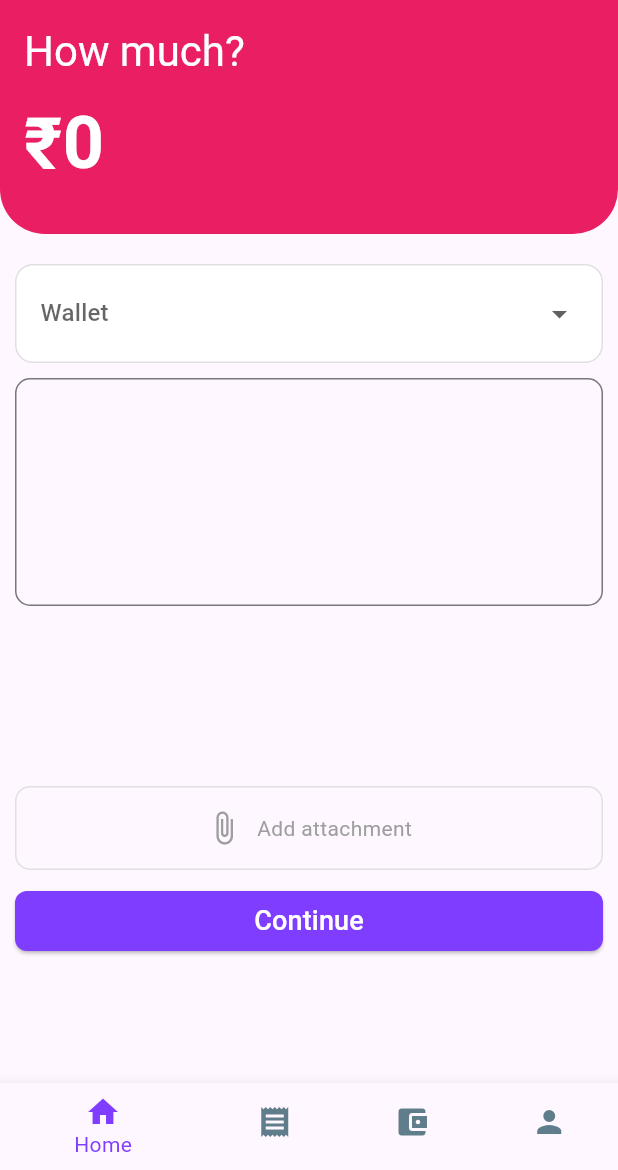
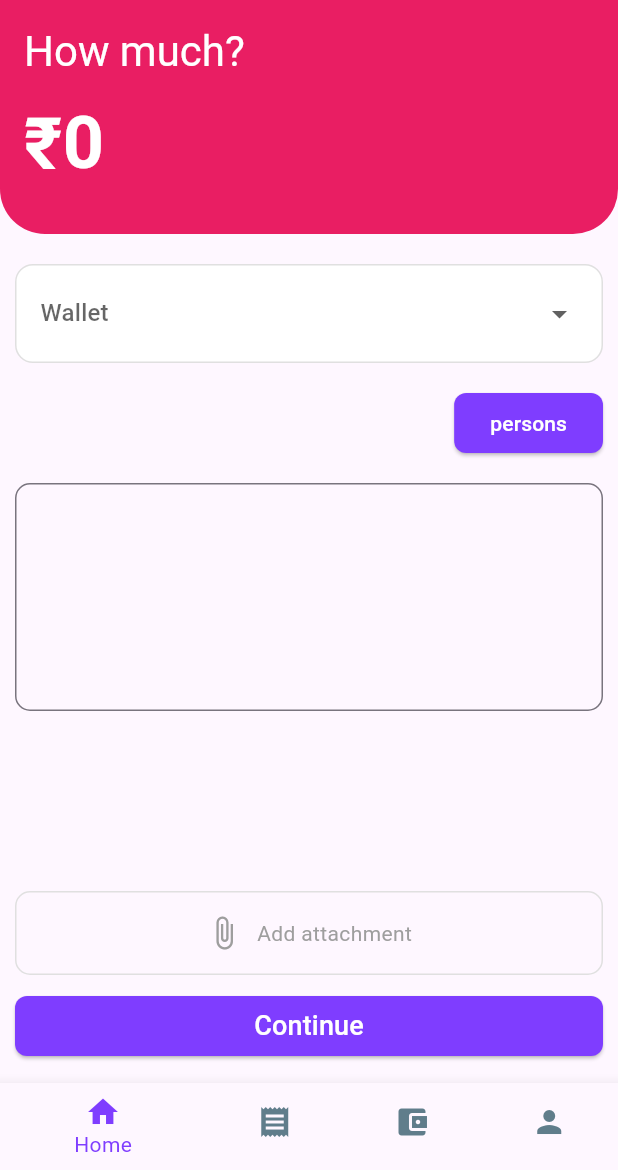
Before and after one commit to anivkuttan/keeper, a Flutter app: the TransactionPage screen opened by its route, on a phone screen of 412 x 824 dp, the part 66-1236 px from its top. Run offline on Flutter 3.47's test engine with Material 3 defaults, Android fonts, the phone set to English and light mode, and no system bars; our stand-ins replace drift, drift_flutter, equatable, flutter_bloc, freezed_annotation, get_it and 4 more; missing offline and left inert: drift_db_viewer, phone_form_field; accounts and stored records are empty; generated files the repository leaves out were written again.

Commit message:
Fixes #1 user selection added

```diff
--- a/lib/core/const/enums.dart
+++ b/lib/core/const/enums.dart
@@ -1,7 +1,7 @@
 import 'package:freezed_annotation/freezed_annotation.dart';
 
 @JsonEnum()
-enum StateStatus { initial, loading, success, failure }
+enum StateStatus { initial, loading, success, failure, update }
 
 extension StateStatusX on StateStatus {
   bool get isInitial => this == StateStatus.initial;
--- a/lib/core/di/di.dart
+++ b/lib/core/di/di.dart
@@ -4,6 +4,7 @@ import 'package:keeper/src/login/modal/repo/login_local.dart';
 import 'package:keeper/src/login/view_model/cubit/login_cubit.dart';
 import 'package:keeper/src/person/view_model/cubit/new_person/new_person_cubit.dart';
 import 'package:keeper/src/person/view_model/cubit/person/person_cubit.dart';
+import 'package:keeper/src/transaction/view_model/cubit/transaction_cubit.dart';
 
 final getIt = GetIt.instance;
 
@@ -13,4 +14,5 @@ void dependancyInit() {
   getIt.registerFactory(() => LoginCubit(getIt()));
   getIt.registerFactory(() => NewPersonCubit());
   getIt.registerFactory(() => PersonCubit(getIt()));
+  getIt.registerFactory(() => TransactionCubit());
 }
--- a/lib/core/router/app_router.dart
+++ b/lib/core/router/app_router.dart
@@ -10,7 +10,7 @@ import 'package:keeper/src/pages/home_page.dart';
 import 'package:keeper/src/pages/main_page.dart';
 import 'package:keeper/src/pages/on_boarding_screen.dart';
 import 'package:keeper/src/pages/profile_page.dart';
-import 'package:keeper/src/pages/transaction_page.dart';
+import 'package:keeper/src/transaction/view/pages/transaction_page.dart';
 import 'package:keeper/src/person/model/person.dart';
 import 'package:keeper/src/person/view/new_person_creation.dart';
 import 'package:keeper/src/person/view/person_details.dart';
--- a/lib/src/pages/transaction_page.dart
+++ /dev/null
@@ -1,197 +0,0 @@
-import 'dart:typed_data';
-
-import 'package:flutter/material.dart';
-import 'package:keeper/core/theme/theme.dart';
-import 'package:keeper/src/shared/model/dropdown_type.dart';
-import 'package:keeper/src/shared/widgets/app_dropdown_button.dart';
-import 'package:keeper/src/shared/widgets/app_text_field.dart';
-import 'package:keeper/src/shared/widgets/attachement_button.dart';
-import 'package:keeper/src/transaction/view/widgets/image_preview_row_widget.dart';
-
-class TransactionPage extends StatefulWidget {
-  const TransactionPage({super.key});
-
-  @override
-  State<TransactionPage> createState() => _TransactionPageState();
-}
-
-class _TransactionPageState extends State<TransactionPage> {
-  DropDownType? currentWallet;
-  List<Uint8List> pickedImages = [];
-  late final GlobalKey<FormState> _formKey;
-  late final TextEditingController amountController;
-  @override
-  void initState() {
-    super.initState();
-    _formKey = GlobalKey<FormState>();
-    amountController = TextEditingController(text: '');
-  }
-
-  @override
-  void dispose() {
-    amountController.dispose();
-    super.dispose();
-  }
-
-  @override
-  Widget build(BuildContext context) {
-    return Scaffold(
-      body: Form(
-        key: _formKey,
-        child: CustomScrollView(
-          slivers: [
-            SliverAppBar(
-              title: Text(
-                "Expense",
-                style: Theme.of(
-                  context,
-                ).textTheme.headlineSmall?.copyWith(color: Colors.white),
-              ),
-              centerTitle: true,
-              collapsedHeight: 200,
-              expandedHeight: 200,
-
-              flexibleSpace: Container(
-                padding: EdgeInsets.all(16),
-                width: double.infinity,
-                decoration: BoxDecoration(
-                  color: Colors.pink,
-                  borderRadius: BorderRadius.only(
-                    bottomRight: Radius.circular(30),
-                    bottomLeft: Radius.circular(30),
-                  ),
-                ),
-                child: Column(
-                  crossAxisAlignment: CrossAxisAlignment.start,
-                  mainAxisAlignment: MainAxisAlignment.end,
-                  children: [
-                    Text(
-                      "How much?",
-                      style: Theme.of(context).textTheme.headlineMedium
-                          ?.copyWith(color: AppColor.white),
-                    ),
-                    Row(
-                      crossAxisAlignment: CrossAxisAlignment.center,
-                      children: [
-                        Text(
-                          "₹",
-                          style: TextStyle(
-                            color: Colors.white,
-                            fontSize: 48,
-                            fontWeight: FontWeight.bold,
-                          ),
-                        ),
-                        Expanded(
-                          child: TextFormField(
-                            controller: amountController,
-                            keyboardType: TextInputType.number,
-                            decoration: InputDecoration(
-                              border: InputBorder.none,
-                              hintText: "0",
-                              hintStyle: TextStyle(
-                                color: Colors.white,
-                                fontSize: 48,
-                                fontWeight: FontWeight.bold,
-                              ),
-                            ),
-                            textAlign: TextAlign.start,
-                            cursorColor: Colors.white,
-                            showCursor: true,
-                            style: TextStyle(
-                              color: Colors.white,
-                              fontSize: 48,
-                              fontWeight: FontWeight.bold,
-                            ),
-                          ),
-                        ),
-                      ],
-                    ),
-                  ],
-                ),
-              ),
-            ),
-            SliverPadding(
-              padding: EdgeInsets.all(10),
-              sliver: SliverList(
-                delegate: SliverChildListDelegate([
-                  SizedBox(height: 10),
-                  _buildDropdownButton(),
-                  SizedBox(height: 10),
-                  _buildTextField("Description"),
-                  SizedBox(height: 10),
-                  _buildImagePreview(),
-                  SizedBox(height: 10),
-                  _buildAttachmentBox(),
-                  SizedBox(height: 10),
-                  ElevatedButton(
-                    onPressed: () {
-                      _formKey.currentState?.validate();
-                    },
-                    child: Text(
-                      "Continue",
-                      style: TextStyle(fontSize: 18, color: Colors.white),
-                    ),
-                  ),
-                ]),
-              ),
-            ),
-          ],
-        ),
-      ),
-    );
-  }
-
-  Widget _buildDropdownButton() {
-    return AppDropDownButton(
-      hint: "Wallet",
-      onChanged: (value) {
-        setState(() {
-          currentWallet = value;
-        });
-      },
-      value: currentWallet,
-      validator: (value) => value == null ? "Please select a wallet" : null,
-
-      items: [
-        DropDownType(displayValue: "Hand-Cash", id: "1"),
-        DropDownType(displayValue: "G-Pay", id: "2"),
-        DropDownType(displayValue: "Phone-Pay", id: "3"),
-        DropDownType(displayValue: "CRUD", id: "4"),
-        DropDownType(displayValue: "Back Account", id: "5"),
-        DropDownType(displayValue: "Mobile Recharge", id: "5"),
-        DropDownType(displayValue: "Other", id: "6"),
-      ],
-    );
-  }
-
-  Widget _buildTextField(String hint) {
-    return AppTextForm(
-      maxLines: 5,
-      validator: (value) {
-        if (value == null || value.isEmpty) {
-          return "Please Enter $hint";
-        }
-        return null;
-      },
-    );
-  }
-
-  Widget _buildAttachmentBox() {
-    return AttachementButton(
-      imagePicked: (image) {
-        pickedImages.add(image);
-        setState(() {});
-      },
-    );
-  }
-
-  Widget _buildImagePreview() {
-    return ImagePreViewRow(
-      pickedImages: pickedImages,
-      onImageRemoved: (int value) {
-        pickedImages.removeAt(value);
-        setState(() {});
-      },
-    );
-  }
-}
--- a/lib/src/person/model/person.dart
+++ b/lib/src/person/model/person.dart
@@ -1,6 +1,7 @@
 import 'package:drift/drift.dart';
 import 'package:equatable/equatable.dart';
 import 'package:keeper/core/db/database.dart';
+import 'package:keeper/src/shared/model/dropdown_type.dart';
 import 'package:phone_form_field/phone_form_field.dart';
 
 class Person extends Equatable {
@@ -99,7 +100,6 @@ class Person extends Equatable {
   ];
 }
 
-
 /* import 'dart:typed_data';
 
 enum PaymentStatus { pending, partiallyPaid, paid }
@@ -187,19 +187,55 @@ class Person {
   }
 }
 
-class Transaction {
+ */
+
+class Transaction extends Equatable {
   final int? id;
-  final double amount; // Positive for borrowed, negative for repaid
-  final DateTime date;
-  final String method; // "Cash", "Card", "Bank Transfer"
-  final String? note;
+  final double amount;
+  final DateTime? createdAt;
+  final DateTime? updatedAt;
+  final DropDownType? method;
+  final String note;
+  final List<Uint8List>? attachmentList;
 
-  Transaction({
+  const Transaction({
     this.id,
-    required this.amount,
-    required this.date,
-    required this.method,
-    this.note,
+    this.amount = 0.0,
+    this.createdAt,
+    this.updatedAt,
+    this.method,
+    this.attachmentList,
+    this.note = '',
   });
+
+  @override
+  List<Object?> get props => [
+    id,
+    amount,
+    createdAt,
+    updatedAt,
+    method,
+    note,
+    attachmentList,
+  ];
+
+  Transaction copyWith({
+    int? id,
+    double? amount,
+    DateTime? createdAt,
+    DateTime? updatedAt,
+    DropDownType? method,
+    String? note,
+    List<Uint8List>? attachmentList,
+  }) {
+    return Transaction(
+      id: id ?? this.id,
+      amount: amount ?? this.amount,
+      createdAt: createdAt ?? this.createdAt,
+      updatedAt: updatedAt ?? this.updatedAt,
+      method: method ?? this.method,
+      note: note ?? this.note,
+      attachmentList: attachmentList ?? this.attachmentList,
+    );
+  }
 }
- */
--- a/lib/src/shared/widgets/dependancy_injection.dart
+++ b/lib/src/shared/widgets/dependancy_injection.dart
@@ -4,6 +4,7 @@ import 'package:keeper/core/di/di.dart';
 import 'package:keeper/src/login/view_model/cubit/login_cubit.dart';
 import 'package:keeper/src/person/view_model/cubit/new_person/new_person_cubit.dart';
 import 'package:keeper/src/person/view_model/cubit/person/person_cubit.dart';
+import 'package:keeper/src/transaction/view_model/cubit/transaction_cubit.dart';
 
 class DependancyInjection extends StatelessWidget {
   const DependancyInjection({super.key, required this.child});
@@ -14,6 +15,9 @@ class DependancyInjection extends StatelessWidget {
       providers: [
         BlocProvider<LoginCubit>(create: (context) => getIt<LoginCubit>()),
         BlocProvider<PersonCubit>(create: (context) => getIt<PersonCubit>()),
+        BlocProvider<TransactionCubit>(
+          create: (context) => getIt<TransactionCubit>(),
+        ),
         BlocProvider<NewPersonCubit>(
           create: (context) => getIt<NewPersonCubit>(),
         ),
--- /dev/null
+++ b/lib/src/transaction/view/pages/transaction_page.dart
@@ -0,0 +1,365 @@
+import 'dart:developer';
+import 'dart:typed_data';
+
+import 'package:flutter/material.dart';
+import 'package:flutter_bloc/flutter_bloc.dart';
+import 'package:keeper/core/theme/theme.dart';
+import 'package:keeper/src/person/model/person.dart';
+import 'package:keeper/src/person/view_model/cubit/person/person_cubit.dart';
+import 'package:keeper/src/shared/model/dropdown_type.dart';
+import 'package:keeper/src/shared/widgets/app_dropdown_button.dart';
+import 'package:keeper/src/shared/widgets/app_text_field.dart';
+import 'package:keeper/src/shared/widgets/attachement_button.dart';
+import 'package:keeper/src/transaction/view/widgets/image_preview_row_widget.dart';
+import 'package:keeper/src/transaction/view_model/cubit/transaction_cubit.dart';
+
+class TransactionPage extends StatefulWidget {
+  const TransactionPage({super.key});
+
+  @override
+  State<TransactionPage> createState() => _TransactionPageState();
+}
+
+class _TransactionPageState extends State<TransactionPage> {
+  // DropDownType? currentWallet;
+  // List<Uint8List> pickedImages = [];
+  late final GlobalKey<FormState> _formKey;
+  late final TextEditingController amountController;
+  @override
+  void initState() {
+    super.initState();
+    _formKey = GlobalKey<FormState>();
+    amountController = TextEditingController(text: '');
+    context.read<PersonCubit>().getAllPersons();
+  }
+
+  @override
+  void dispose() {
+    amountController.dispose();
+    super.dispose();
+  }
+
+  @override
+  Widget build(BuildContext context) {
+    return Scaffold(
+      body: Form(
+        key: _formKey,
+        child: CustomScrollView(
+          slivers: [
+            SliverAppBar(
+              title: Text(
+                "Expense",
+                style: Theme.of(
+                  context,
+                ).textTheme.headlineSmall?.copyWith(color: Colors.white),
+              ),
+              centerTitle: true,
+              collapsedHeight: 200,
+              expandedHeight: 200,
+
+              flexibleSpace: Container(
+                padding: EdgeInsets.all(16),
+                width: double.infinity,
+                decoration: BoxDecoration(
+                  color: Colors.pink,
+                  borderRadius: BorderRadius.only(
+                    bottomRight: Radius.circular(30),
+                    bottomLeft: Radius.circular(30),
+                  ),
+                ),
+                child: Column(
+                  crossAxisAlignment: CrossAxisAlignment.start,
+                  mainAxisAlignment: MainAxisAlignment.end,
+                  children: [
+                    Text(
+                      "How much?",
+                      style: Theme.of(context).textTheme.headlineMedium
+                          ?.copyWith(color: AppColor.white),
+                    ),
+                    Row(
+                      crossAxisAlignment: CrossAxisAlignment.center,
+                      children: [
+                        Text(
+                          "₹",
+                          style: TextStyle(
+                            color: Colors.white,
+                            fontSize: 48,
+                            fontWeight: FontWeight.bold,
+                          ),
+                        ),
+                        Expanded(
+                          child: TextFormField(
+                            controller: amountController,
+                            keyboardType: TextInputType.number,
+                            onChanged:
+                                (value) => context
+                                    .read<TransactionCubit>()
+                                    .updateTransaction(
+                                      amount: double.tryParse(value),
+                                    ),
+                            decoration: InputDecoration(
+                              border: InputBorder.none,
+                              hintText: "0",
+                              hintStyle: TextStyle(
+                                color: Colors.white,
+                                fontSize: 48,
+                                fontWeight: FontWeight.bold,
+                              ),
+                            ),
+                            textAlign: TextAlign.start,
+                            cursorColor: Colors.white,
+                            showCursor: true,
+                            style: TextStyle(
+                              color: Colors.white,
+                              fontSize: 48,
+                              fontWeight: FontWeight.bold,
+                            ),
+                          ),
+                        ),
+                      ],
+                    ),
+                  ],
+                ),
+              ),
+            ),
+            SliverPadding(
+              padding: EdgeInsets.all(10),
+              sliver: SliverList(
+                delegate: SliverChildListDelegate([
+                  SizedBox(height: 10),
+                  _buildDropdownButton(),
+                  SizedBox(height: 10),
+                  _buildPerson(),
+                  SizedBox(height: 10),
+                  _buildTextField("Description"),
+                  SizedBox(height: 10),
+                  _buildImagePreview(),
+                  SizedBox(height: 10),
+                  _buildAttachmentBox(),
+                  SizedBox(height: 10),
+                  ElevatedButton(
+                    onPressed: () {
+                      _formKey.currentState?.validate();
+                      final state = context.read<TransactionCubit>().state;
+                      log(state.transaction.toString());
+                    },
+                    child: Text(
+                      "Continue",
+                      style: TextStyle(fontSize: 18, color: Colors.white),
+                    ),
+                  ),
+                ]),
+              ),
+            ),
+          ],
+        ),
+      ),
+    );
+  }
+
+  Widget _buildPerson() {
+    return Row(
+      children: [
+        BlocBuilder<TransactionCubit, TransactionState>(
+          builder: (context, state) {
+            return Expanded(
+              child: SizedBox(
+                height: 60,
+                child:
+                    (state.personList?.isNotEmpty ?? false)
+                        ? ListView.builder(
+                          scrollDirection: Axis.horizontal,
+                          shrinkWrap: true,
+                          itemCount: state.personList?.length,
+                          itemBuilder: (context, index) {
+                            final image = state.personList?[index].profileImage;
+                            return CircleAvatar(
+                              backgroundImage:
+                                  image != null ? MemoryImage(image) : null,
+                            );
+                          },
+                        )
+                        : null,
+              ),
+            );
+          },
+        ),
+        ElevatedButton(
+          onPressed: () async {
+            final List<Person>? selectedPerson =
+                await showAdaptiveDialog<List<Person>>(
+                  context: context,
+                  builder: (context) {
+                    return PersonBottomsheetView();
+                  },
+                );
+            if (!mounted) return;
+            context.read<TransactionCubit>().updateTransaction(
+              personList: selectedPerson,
+            );
+          },
+          child: Text("persons"),
+        ),
+      ],
+    );
+  }
+
+  Widget _buildDropdownButton() {
+    return BlocSelector<TransactionCubit, TransactionState, DropDownType?>(
+      selector: (state) {
+        return state.transaction.method;
+      },
+      builder: (context, method) {
+        return AppDropDownButton(
+          hint: "Wallet",
+          onChanged: (value) {
+            context.read<TransactionCubit>().updateTransaction(method: value);
+          },
+          value: method,
+          validator: (value) => value == null ? "Please select a wallet" : null,
+
+          items: [
+            DropDownType(displayValue: "Hand-Cash", id: "1"),
+            DropDownType(displayValue: "G-Pay", id: "2"),
+            DropDownType(displayValue: "Phone-Pay", id: "3"),
+            DropDownType(displayValue: "CRUD", id: "4"),
+            DropDownType(displayValue: "Back Account", id: "5"),
+            DropDownType(displayValue: "Mobile Recharge", id: "5"),
+            DropDownType(displayValue: "Other", id: "6"),
+          ],
+        );
+      },
+    );
+  }
+
+  Widget _buildTextField(String hint) {
+    return AppTextForm(
+      maxLines: 5,
+      validator: (value) {
+        if (value == null || value.isEmpty) {
+          return "Please Enter $hint";
+        }
+        return null;
+      },
+      onChanged:
+          (value) =>
+              context.read<TransactionCubit>().updateTransaction(note: value),
+    );
+  }
+
+  Widget _buildAttachmentBox() {
+    return AttachementButton(
+      imagePicked: (image) {
+        var imageList =
+            context.read<TransactionCubit>().state.transaction.attachmentList;
+        if (imageList != null) {
+          imageList.add(image);
+        } else {
+          imageList = [image];
+        }
+        context.read<TransactionCubit>().updateTransaction(
+          attachmentList: imageList,
+        );
+      },
+    );
+  }
+
+  Widget _buildImagePreview() {
+    return BlocSelector<TransactionCubit, TransactionState, List<Uint8List>>(
+      selector: (state) {
+        return state.transaction.attachmentList ?? [];
+      },
+      builder: (context, attachmentList) {
+        return ImagePreViewRow(
+          pickedImages: attachmentList,
+          onImageRemoved: (int value) {
+            attachmentList.removeAt(value);
+            context.read<TransactionCubit>().updateTransaction(
+              attachmentList: attachmentList,
+            );
+          },
+        );
+      },
+    );
+  }
+}
+
+class PersonBottomsheetView extends StatefulWidget {
+  const PersonBottomsheetView({super.key});
+
+  @override
+  State<PersonBottomsheetView> createState() => _PersonBottomsheetViewState();
+}
+
+class _PersonBottomsheetViewState extends State<PersonBottomsheetView> {
+  final List<Person> selectedPersons = [];
+  bool isSelectAll = false;
+
+  @override
+  Widget build(BuildContext context) {
+    return Material(
+      child: BlocBuilder<PersonCubit, PersonCubitState>(
+        builder: (context, state) {
+          return Column(
+            mainAxisSize: MainAxisSize.min,
+            children: [
+              // Select All Checkbox
+              CheckboxListTile(
+                title: const Text('Select All'),
+                value: isSelectAll,
+                onChanged: (value) {
+                  setState(() {
+                    isSelectAll = value ?? false;
+                    selectedPersons.clear();
+                    if (isSelectAll) {
+                      selectedPersons.addAll(state.personList);
+                    }
+                  });
+                },
+              ),
+              const Divider(),
+              // List of Persons
+              Expanded(
+                child: ListView.builder(
+                  shrinkWrap: true,
+                  itemCount: state.personList.length,
+                  itemBuilder: (context, index) {
+                    final person = state.personList[index];
+                    final isSelected = selectedPersons.contains(person);
+
+                    return ListTile(
+                      title: Text(person.name),
+                      trailing: Checkbox(
+                        value: isSelected,
+                        onChanged: (value) {
+                          setState(() {
+                            if (value == true) {
+                              selectedPersons.add(person);
+                            } else {
+                              selectedPersons.remove(person);
+                            }
+                            // Update select all status
+                            isSelectAll =
+                                selectedPersons.length ==
+                                state.personList.length;
+                          });
+                        },
+                      ),
+                    );
+                  },
+                ),
+              ),
+              ElevatedButton(
+                onPressed: () {
+                  // Do something with selectedPersons
+                  Navigator.pop(context, selectedPersons);
+                },
+                child: const Text('Done'),
+              ),
+            ],
+          );
+        },
+      ),
+    );
+  }
+}
--- /dev/null
+++ b/lib/src/transaction/view_model/cubit/transaction_state.dart
@@ -0,0 +1,10 @@
+part of 'transaction_cubit.dart';
+
+@freezed
+abstract class TransactionState with _$TransactionState {
+  const factory TransactionState({
+    required final StateStatus status,
+    List<Person>? personList,
+    @Default(Transaction()) Transaction transaction,
+  }) = _TransactionState;
+}
```
Also changed, not shown: lib/src/transaction/view_model/cubit/transaction_cubit.dart (added, +39 -0 lines), lib/src/transaction/view_model/cubit/transaction_cubit.freezed.dart (added).
